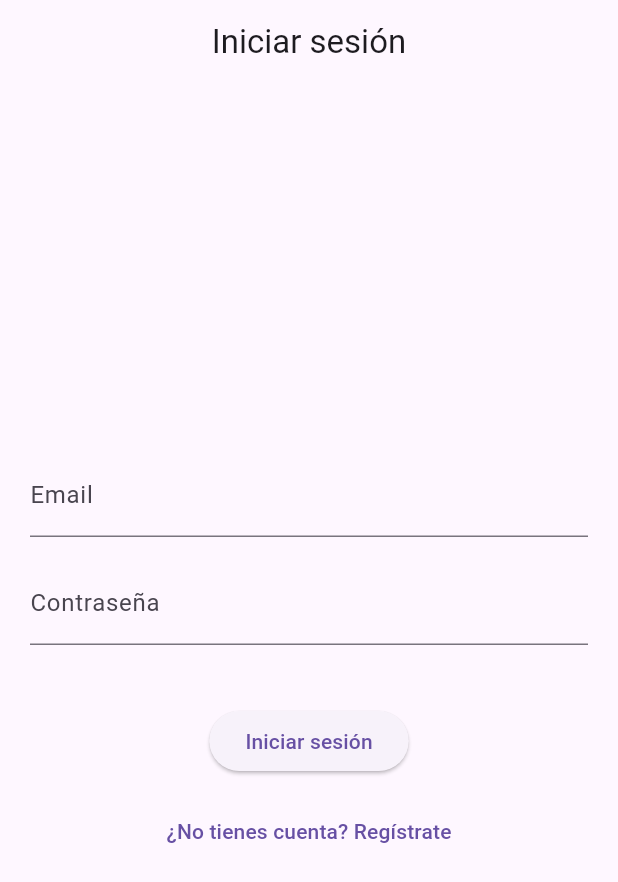
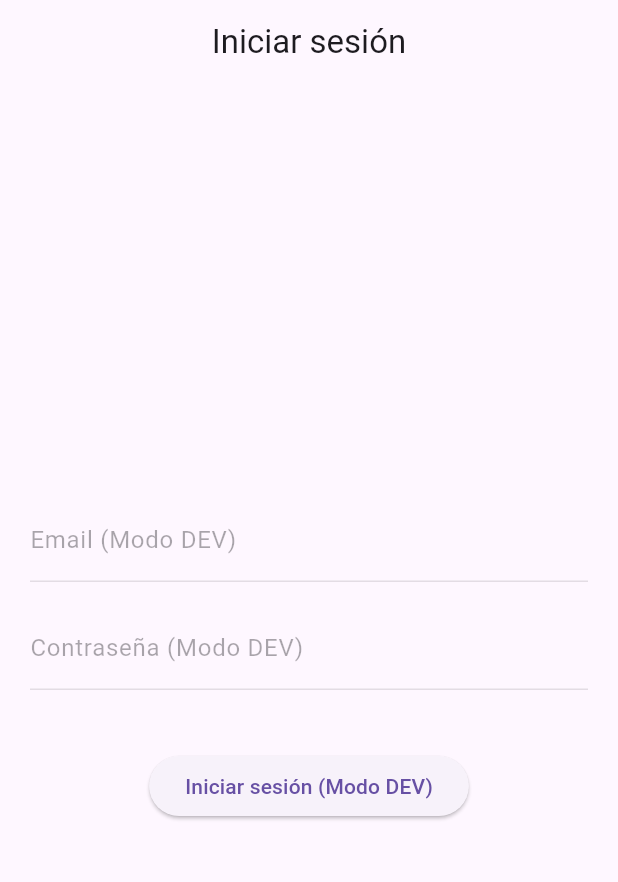
Before and after one commit to santialbus/fibbro, a Flutter app: the screen it shows after launch, on a phone screen of 412 x 824 dp. Shown: the top 882 px of the screen. Run offline on Flutter 3.47's test engine with Material 3 defaults, Android fonts, the phone set to English and light mode, and no system bars; our stand-ins replace cloud_firestore, firebase_auth, firebase_core, firebase_crashlytics, flutter_local_notifications, hive and 3 more; accounts and stored records are empty.

Commit message:
añadido modo dev

```diff
--- a/lib/screens/auth_page.dart
+++ b/lib/screens/auth_page.dart
@@ -14,46 +14,29 @@ class _AuthPageState extends State<AuthPage> {
 
   final FirebaseAuth _auth = FirebaseAuth.instance;
 
-  bool _isLogin = true; // Controla si estamos en login o registro
+  final bool _isLogin = true; // Controla si estamos en login o registro
   String? _errorMessage;
 
-  /*Future<void> _submit() async {
+  Future<void> _submit() async {
     setState(() => _errorMessage = null);
+
     try {
-      if (_isLogin) {
-        await _auth.signInWithEmailAndPassword(
-          email: _emailController.text.trim(),
-          password: _passwordController.text.trim(),
-        );
-      } else {
-        await _auth.createUserWithEmailAndPassword(
-          email: _emailController.text.trim(),
-          password: _passwordController.text.trim(),
-        );
-      }
-      // Si todo va bien, navega a home o pantalla principal
+      // ⚠️ MODO DEV – LOGIN CON USUARIO HARD-CODED
+      // Cambia email y password a tu usuario de prueba
+      final userCredential = await _auth.signInWithEmailAndPassword(
+        email: 'damostwanted13@gmail.com',
+        password: 'unlimited23',
+      );
+
+      // Navegar a la pantalla principal
       Navigator.pushReplacementNamed(context, '/home');
     } on FirebaseAuthException catch (e) {
       setState(() {
         _errorMessage = e.message;
       });
-    }
-  }*/
-
-  Future<void> _submit() async {
-    setState(() => _errorMessage = null);
-
-    try {
-      // ⚠️ DEV MODE LOGIN – eliminar antes de producción
-      await _auth.signInWithEmailAndPassword(
-        email: 'damostwanted13@gmail.com',
-        password: 'unlimited23',
-      );
-
-      Navigator.pushReplacementNamed(context, '/home');
-    } on FirebaseAuthException catch (e) {
+    } catch (e) {
       setState(() {
-        _errorMessage = e.message;
+        _errorMessage = 'Error inesperado: $e';
       });
     }
   }
@@ -70,20 +53,23 @@ class _AuthPageState extends State<AuthPage> {
         child: Column(
           mainAxisAlignment: MainAxisAlignment.center,
           children: [
-            // Email
+            // Email (solo visual)
             TextField(
               controller: _emailController,
-              decoration: const InputDecoration(labelText: 'Email'),
+              decoration: const InputDecoration(labelText: 'Email (Modo DEV)'),
               keyboardType: TextInputType.emailAddress,
+              enabled: false,
             ),
 
             const SizedBox(height: 16),
 
-            // Password
+            // Password (solo visual)
             TextField(
               controller: _passwordController,
-              decoration: const InputDecoration(labelText: 'Contraseña'),
+              decoration:
+                  const InputDecoration(labelText: 'Contraseña (Modo DEV)'),
               obscureText: true,
+              enabled: false,
             ),
 
             const SizedBox(height: 20),
@@ -100,23 +86,7 @@ class _AuthPageState extends State<AuthPage> {
 
             ElevatedButton(
               onPressed: _submit,
-              child: Text(_isLogin ? 'Iniciar sesión' : 'Registrarse'),
-            ),
-
-            const SizedBox(height: 12),
-
-            TextButton(
-              onPressed: () {
-                setState(() {
-                  _isLogin = !_isLogin;
-                  _errorMessage = null;
-                });
-              },
-              child: Text(
-                _isLogin
-                    ? '¿No tienes cuenta? Regístrate'
-                    : '¿Ya tienes cuenta? Inicia sesión',
-              ),
+              child: const Text('Iniciar sesión (Modo DEV)'),
             ),
           ],
         ),
```
